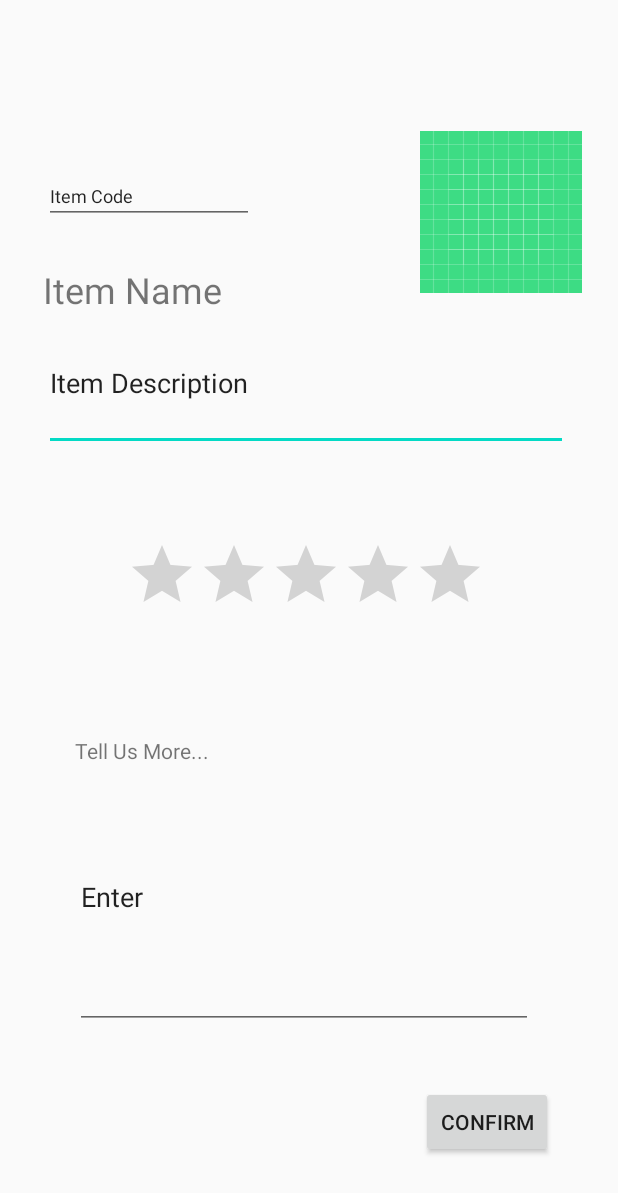
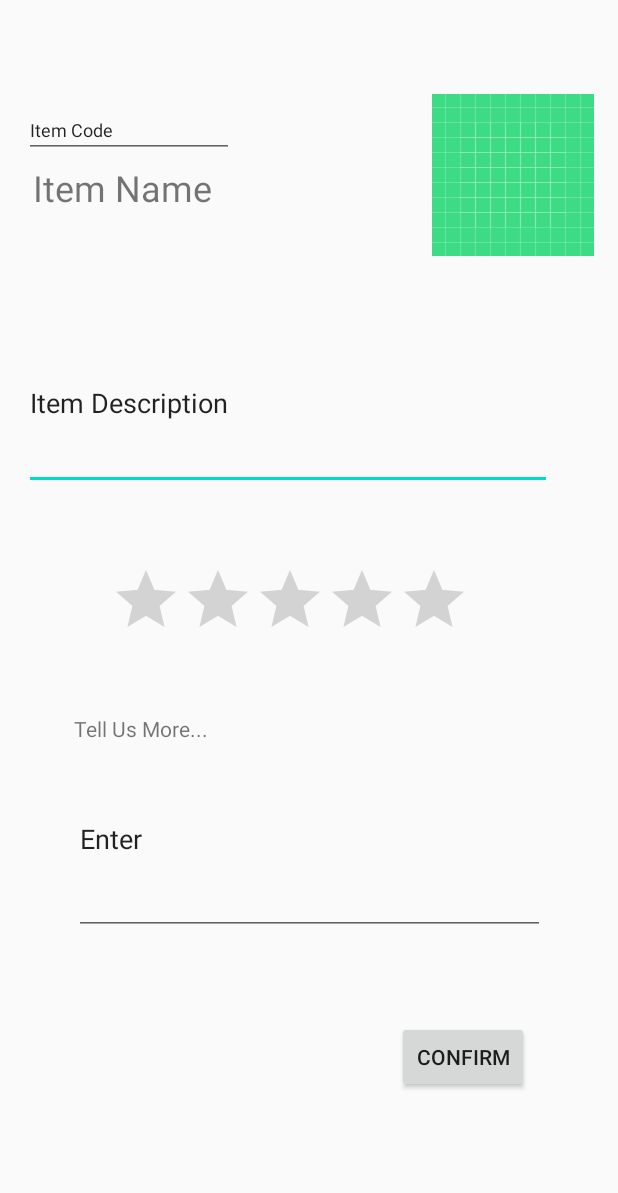
Before and after one commit to NafeelNuhuman/Woof, an Android app: the layout activity_edit_review.xml on its own in the app's theme, with its tools: preview values and no code run, on a phone screen of 412 x 824 dp. Shown: the top 1193 px of the screen. Run offline under Robolectric (Android 15) with nearby library versions, the phone set to English and light mode, and no system bars.

Commit message:
My Review

```diff
--- a/app/src/main/AndroidManifest.xml
+++ b/app/src/main/AndroidManifest.xml
@@ -9,8 +9,8 @@
         android:roundIcon="@mipmap/ic_launcher_round"
         android:supportsRtl="true"
         android:theme="@style/AppTheme">
-        <activity android:name=".editReview"></activity>
-        <activity android:name=".MainActivity">
+        <activity android:name=".myReviews"></activity>
+        <activity android:name=".editReview">
             <intent-filter>
                 <action android:name="android.intent.action.MAIN" />
 
--- a/app/src/main/res/layout/activity_edit_review.xml
+++ b/app/src/main/res/layout/activity_edit_review.xml
@@ -13,10 +13,10 @@
         android:layout_height="wrap_content"
         app:layout_constraintBottom_toBottomOf="@+id/cardView"
         app:layout_constraintEnd_toEndOf="parent"
-        app:layout_constraintHorizontal_bias="0.49"
+        app:layout_constraintHorizontal_bias="0.426"
         app:layout_constraintStart_toStartOf="parent"
-        app:layout_constraintTop_toTopOf="parent"
-        app:layout_constraintVertical_bias="0.955" />
+        app:layout_constraintTop_toBottomOf="@+id/cardView2"
+        app:layout_constraintVertical_bias="1.0" />
 
     <androidx.cardview.widget.CardView
         android:id="@+id/cardView"
@@ -38,33 +38,33 @@
 
     <EditText
         android:id="@+id/editTextTextPersonName"
-        android:layout_width="349dp"
-        android:layout_height="90dp"
-        android:layout_marginTop="148dp"
+        android:layout_width="352dp"
+        android:layout_height="116dp"
         android:ems="10"
         android:inputType="textPersonName"
         android:text="@string/reviewDescription"
         android:textAlignment="gravity"
-        app:layout_constraintBottom_toTopOf="@+id/ratingBar3"
+        app:layout_constraintBottom_toTopOf="@+id/ratingBar"
         app:layout_constraintEnd_toEndOf="parent"
-        app:layout_constraintHorizontal_bias="0.467"
+        app:layout_constraintHorizontal_bias="0.271"
         app:layout_constraintStart_toStartOf="parent"
-        app:layout_constraintTop_toBottomOf="@+id/cardView2"
-        app:layout_constraintVertical_bias="0.898" />
+        app:layout_constraintTop_toTopOf="@+id/cardView2"
+        app:layout_constraintVertical_bias="0.75" />
 
     <EditText
         android:id="@+id/editTextTextPersonName2"
         android:layout_width="wrap_content"
         android:layout_height="wrap_content"
-        android:layout_marginTop="112dp"
         android:ems="10"
         android:inputType="textPersonName"
         android:text="@string/orderCode"
         android:textSize="12sp"
+        app:layout_constraintBottom_toTopOf="@+id/textView"
         app:layout_constraintEnd_toEndOf="parent"
-        app:layout_constraintHorizontal_bias="0.109"
+        app:layout_constraintHorizontal_bias="0.06"
         app:layout_constraintStart_toStartOf="parent"
-        app:layout_constraintTop_toTopOf="parent" />
+        app:layout_constraintTop_toBottomOf="@+id/cardView2"
+        app:layout_constraintVertical_bias="0.636" />
 
     <TextView
         android:id="@+id/textView"
@@ -72,12 +72,12 @@
         android:layout_height="wrap_content"
         android:text="@string/itemName"
         android:textSize="24sp"
-        app:layout_constraintBottom_toBottomOf="@+id/cardView"
-        app:layout_constraintEnd_toEndOf="parent"
-        app:layout_constraintHorizontal_bias="0.098"
+        app:layout_constraintBottom_toBottomOf="@+id/imageView"
+        app:layout_constraintEnd_toStartOf="@+id/imageView"
+        app:layout_constraintHorizontal_bias="0.132"
         app:layout_constraintStart_toStartOf="parent"
-        app:layout_constraintTop_toTopOf="parent"
-        app:layout_constraintVertical_bias="0.441" />
+        app:layout_constraintTop_toBottomOf="@+id/cardView2"
+        app:layout_constraintVertical_bias="0.612" />
 
     <ImageView
         android:id="@+id/imageView"
@@ -85,10 +85,10 @@
         android:layout_height="wrap_content"
         app:layout_constraintBottom_toTopOf="@+id/editTextTextPersonName"
         app:layout_constraintEnd_toEndOf="parent"
-        app:layout_constraintHorizontal_bias="0.922"
+        app:layout_constraintHorizontal_bias="0.947"
         app:layout_constraintStart_toStartOf="parent"
         app:layout_constraintTop_toBottomOf="@+id/cardView2"
-        app:layout_constraintVertical_bias="0.619"
+        app:layout_constraintVertical_bias="0.0"
         app:srcCompat="@drawable/ic_launcher_background" />
 
     <Button
@@ -99,35 +99,33 @@
         android:text="@string/confirmButton"
         app:layout_constraintBottom_toBottomOf="parent"
         app:layout_constraintEnd_toEndOf="parent"
-        app:layout_constraintHorizontal_bias="0.866"
+        app:layout_constraintHorizontal_bias="0.817"
         app:layout_constraintStart_toStartOf="parent"
-        app:layout_constraintTop_toBottomOf="@+id/constraintLayout"
-        app:layout_constraintVertical_bias="0.0" />
+        app:layout_constraintTop_toBottomOf="@+id/editTextTextPersonName3"
+        app:layout_constraintVertical_bias="0.567" />
 
     <EditText
         android:id="@+id/editTextTextPersonName3"
-        android:layout_width="305dp"
-        android:layout_height="176dp"
+        android:layout_width="314dp"
+        android:layout_height="128dp"
         android:ems="10"
         android:inputType="textPersonName"
         android:text="@string/feedback"
         app:layout_constraintBottom_toBottomOf="parent"
         app:layout_constraintEnd_toEndOf="parent"
-        app:layout_constraintHorizontal_bias="0.471"
         app:layout_constraintStart_toStartOf="parent"
-        app:layout_constraintTop_toTopOf="parent"
-        app:layout_constraintVertical_bias="0.787" />
+        app:layout_constraintTop_toBottomOf="@+id/cardView"
+        app:layout_constraintVertical_bias="0.235" />
 
     <TextView
         android:id="@+id/textView3"
         android:layout_width="wrap_content"
         android:layout_height="wrap_content"
-        android:layout_marginTop="448dp"
         android:text="@string/tellUsMore"
         app:layout_constraintBottom_toTopOf="@+id/editTextTextPersonName3"
         app:layout_constraintEnd_toEndOf="parent"
-        app:layout_constraintHorizontal_bias="0.155"
+        app:layout_constraintHorizontal_bias="0.152"
         app:layout_constraintStart_toStartOf="parent"
-        app:layout_constraintTop_toTopOf="parent"
+        app:layout_constraintTop_toBottomOf="@+id/cardView"
         app:layout_constraintVertical_bias="1.0" />
 </androidx.constraintlayout.widget.ConstraintLayout>
--- a/app/src/main/res/values/styles.xml
+++ b/app/src/main/res/values/styles.xml
@@ -6,5 +6,9 @@
         <item name="colorPrimaryDark">@color/colorPrimaryDark</item>
         <item name="colorAccent">@color/colorAccent</item>
     </style>
+    <!--Edit Review Styles-->
+    <style name="editReviewRating" parent="ThemeOverlay.AppCompat.Light" />
+    <style name="confirmButton" parent="ThemeOverlay.AppCompat.Light" />
+    <!--Edit Review Styles-->
 
 </resources>
```
Also changed, not shown: app/src/main/java/com/example/woof/myReviews.java (added, +14 -0 lines), app/src/main/res/layout/activity_my_reviews.xml (added, +180 -0 lines).
